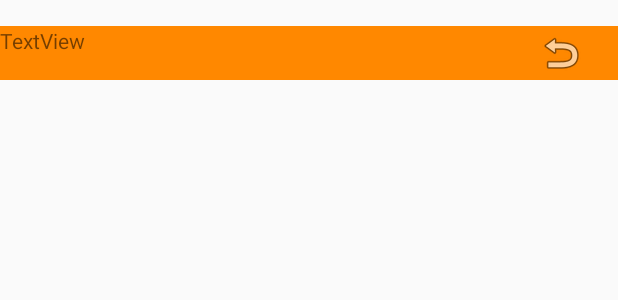
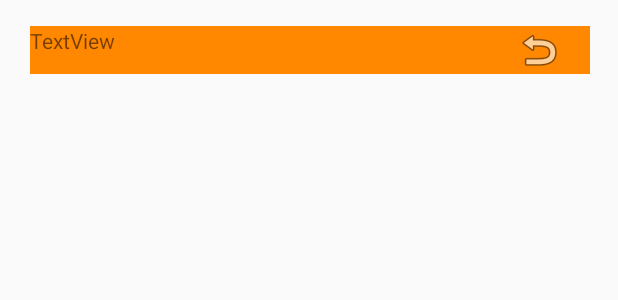
Before and after one commit to FJB16G/X16G_C, an Android app: the layout navi.xml on its own in the app's theme, with its tools: preview values and no code run, on a phone screen of 412 x 824 dp. Shown: the top 300 px of the screen. Run offline under Robolectric (Android 15) with nearby library versions, the phone set to English and light mode, and no system bars.

Commit message:
no message

```diff
--- a/app/src/main/res/layout/navi.xml
+++ b/app/src/main/res/layout/navi.xml
@@ -7,7 +7,7 @@
 
     <LinearLayout
         android:layout_width="match_parent"
-        android:layout_height="53dp"
+        android:layout_height="wrap_content"
         android:orientation="vertical">
 
         <Space
@@ -15,45 +15,64 @@
             android:layout_height="17dp"
             android:layout_weight="0" />
 
+        <LinearLayout
+            android:layout_width="match_parent"
+            android:layout_height="match_parent"
+            android:layout_weight="0"
+            android:orientation="horizontal">
+
+            <Space
+                android:layout_width="match_parent"
+                android:layout_height="match_parent"
+                android:layout_weight="100" />
+
             <FrameLayout
                 android:layout_width="match_parent"
                 android:layout_height="match_parent"
-            android:layout_weight="0">
+                android:layout_weight="10">
 
                 <ImageView
                     android:id="@+id/imageView3"
                     android:layout_width="match_parent"
-                android:layout_height="53dp"
+                    android:layout_height="match_parent"
                     android:layout_weight="1"
                     app:srcCompat="@android:color/holo_orange_dark" />
 
                 <LinearLayout
                     android:layout_width="match_parent"
                     android:layout_height="match_parent"
-                android:layout_weight="0"
-                android:gravity="right"
                     android:orientation="horizontal">
 
                     <TextView
                         android:id="@+id/textView11"
-                    android:layout_width="327dp"
+                        android:layout_width="wrap_content"
+                        android:layout_height="match_parent"
+                        android:layout_weight="7"
+                        android:text="TextView" />
+
+                    <ImageView
+                        android:id="@+id/imageView"
+                        android:layout_width="wrap_content"
                         android:layout_height="match_parent"
                         android:layout_weight="1"
-                    android:text="TextView" />
-
-                <ImageButton
-                    android:id="@+id/imageButton"
-                    android:layout_width="68dp"
-                    android:layout_height="match_parent"
-                    android:layout_weight="1"
-                    android:adjustViewBounds="false"
-                    android:background="@android:color/holo_orange_dark"
-                    android:cropToPadding="false"
                         app:srcCompat="@android:drawable/ic_menu_revert" />
                 </LinearLayout>
 
             </FrameLayout>
 
+            <Space
+                android:layout_width="match_parent"
+                android:layout_height="match_parent"
+                android:layout_weight="100" />
+
         </LinearLayout>
 
+    </LinearLayout>
+
+    <View
+        android:id="@+id/view"
+        android:layout_width="match_parent"
+        android:layout_height="wrap_content"
+        android:layout_weight="0" />
+
 </FrameLayout>
```
Lines whose indentation alone changed are shown as unchanged.
